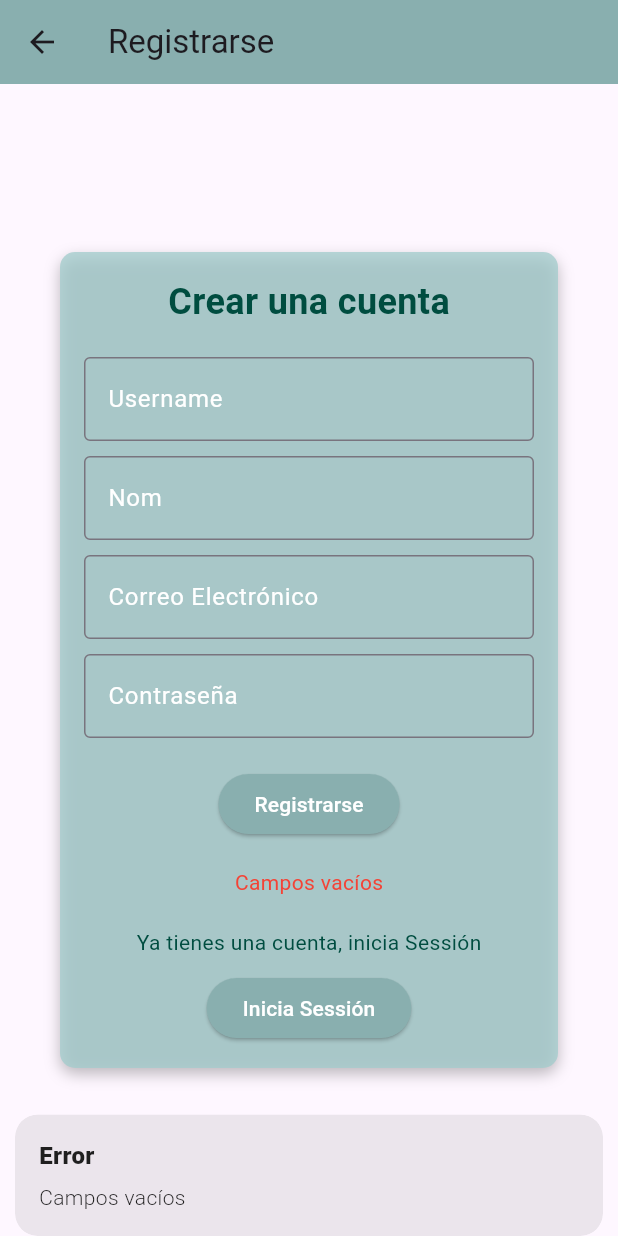
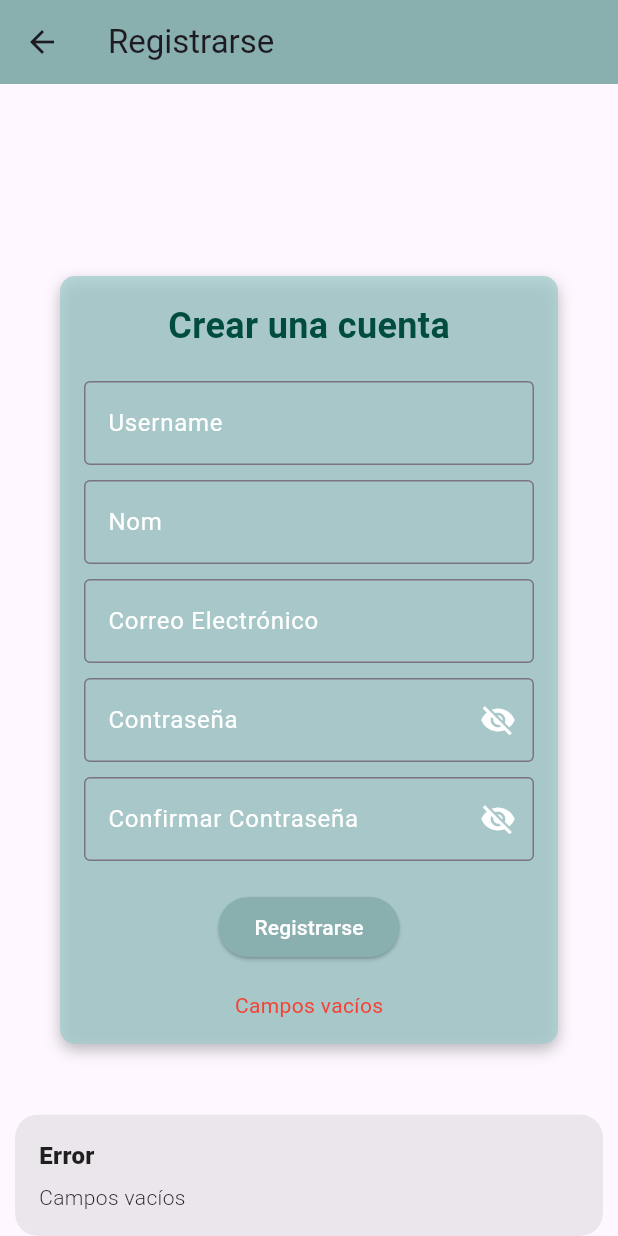
Before and after one commit to mayravm26/Frontend_minimo2, a Flutter app: the RegisterPage screen opened by its route, after a tap on "Registrarse", on a phone screen of 412 x 824 dp. Run offline on Flutter 3.47's test engine with Material 3 defaults, Android fonts, the phone set to English and light mode, and no system bars; our stand-ins replace dio, get.

Commit message:
contrasenyes Login + register

```diff
--- a/lib/controllers/registerController.dart
+++ b/lib/controllers/registerController.dart
@@ -10,6 +10,11 @@ class RegisterController extends GetxController {
   final TextEditingController passwordController = TextEditingController();
   final TextEditingController usernameController = TextEditingController();
   final TextEditingController emailController = TextEditingController();
+  final TextEditingController confirmPasswordController = TextEditingController();
+
+  var isPasswordVisible = false.obs;
+  var isConfirmPasswordVisible = false.obs;
+
 
 
   var isLoading = false.obs;
@@ -17,7 +22,7 @@ class RegisterController extends GetxController {
 
 
 
-  void signUp() async {
+  /*void signUp() async {
     // Validación de campos vacíos
     if (nameController.text.isEmpty || passwordController.text.isEmpty || emailController.text.isEmpty || usernameController.text.isEmpty) {
       errorMessage.value = 'Campos vacíos';
@@ -59,5 +64,65 @@ class RegisterController extends GetxController {
     } finally {
       isLoading.value = false;
     }
+  }*/
+
+    // Toggle password visibility
+  void togglePasswordVisibility() {
+    isPasswordVisible.value = !isPasswordVisible.value;
+  }
+
+  // Toggle confirm password visibility
+  void toggleConfirmPasswordVisibility() {
+    isConfirmPasswordVisible.value = !isConfirmPasswordVisible.value;
+  }
+
+  // Sign up logic
+  void signUp() async {
+    // Handle sign-up logic
+    if (passwordController.text == confirmPasswordController.text) {
+      // Validación de campos vacíos
+    if (nameController.text.isEmpty || passwordController.text.isEmpty || emailController.text.isEmpty || usernameController.text.isEmpty) {
+      errorMessage.value = 'Campos vacíos';
+      Get.snackbar('Error', errorMessage.value, snackPosition: SnackPosition.BOTTOM);
+      return;
+    }
+
+    // Validación de formato de correo electrónico
+    if (!GetUtils.isEmail(emailController.text)) {
+      errorMessage.value = 'Correo electrónico no válido';
+      Get.snackbar('Error', errorMessage.value, snackPosition: SnackPosition.BOTTOM);
+      return;
+    }
+
+    isLoading.value = true;
+
+    try {
+      UserModel newUser = UserModel(
+        username: usernameController.text,
+        name: nameController.text,
+        password: passwordController.text,
+        email: emailController.text,
+        actualUbication: List.empty(),
+        admin: true
+      );
+
+      final response = await userService.createUser(newUser);
+
+      if (response != null && response== 201) {
+        Get.snackbar('Éxito', 'Usuario creado exitosamente');
+        Get.toNamed('/login');
+      } else {
+        errorMessage.value = 'Error: Este E-Mail o Teléfono ya están en uso';
+        Get.snackbar('Error', errorMessage.value, snackPosition: SnackPosition.BOTTOM);
+      }
+    } catch (e) {
+      errorMessage.value = 'Error al registrar usuario';
+      Get.snackbar('Error', errorMessage.value, snackPosition: SnackPosition.BOTTOM);
+    } finally {
+      isLoading.value = false;
+    }
+    } else {
+      errorMessage.value = 'Las contraseñas no coinciden';
+    }
   }
 }
--- a/lib/main.dart
+++ b/lib/main.dart
@@ -21,7 +21,7 @@ class MyApp extends StatelessWidget {
 
     return GetMaterialApp(
       debugShowCheckedModeBanner: false,
-      initialRoute: '/register',
+      initialRoute: '/login',
       getPages: [
         // Ruta de inicio de sesión
         GetPage(
--- a/lib/screen/register.dart
+++ b/lib/screen/register.dart
@@ -82,19 +82,63 @@ class RegisterPage extends StatelessWidget {
                   ),
                 ),
                 const SizedBox(height: 10),
+
+                // Password Field with Visibility Toggle
+                Obx(() {
+                  return TextField(
+                    controller: registerController.passwordController,
+                    cursorColor: Colors.white,
+                    obscureText: !registerController.isPasswordVisible.value,
+                    decoration: InputDecoration(
+                      labelText: 'Contraseña',
+                      labelStyle: TextStyle(color: Colors.white),
+                      focusedBorder: UnderlineInputBorder(
+                        borderSide: BorderSide(color: Colors.white),
+                      ),
+                      border: OutlineInputBorder(),
+                      suffixIcon: IconButton(
+                        icon: Icon(
+                          registerController.isPasswordVisible.value
+                              ? Icons.visibility
+                              : Icons.visibility_off,
+                          color: Colors.white,
+                        ),
+                        onPressed: () {
+                          registerController.togglePasswordVisibility();
+                        },
+                      ),
+                    ),
+                  );
+                }),
+
+                const SizedBox(height: 10),
+
+                // Confirm Password Field
                 TextField(
-                  controller: registerController.passwordController,
+                  controller: registerController.confirmPasswordController,
                   cursorColor: Colors.white,
+                  obscureText: !registerController.isConfirmPasswordVisible.value,
                   decoration: InputDecoration(
-                    labelText: 'Contraseña',
+                    labelText: 'Confirmar Contraseña',
                     labelStyle: TextStyle(color: Colors.white),
                     focusedBorder: UnderlineInputBorder(
                       borderSide: BorderSide(color: Colors.white),
                     ),
                     border: OutlineInputBorder(),
+                    suffixIcon: IconButton(
+                      icon: Icon(
+                        registerController.isConfirmPasswordVisible.value
+                            ? Icons.visibility
+                            : Icons.visibility_off,
+                        color: Colors.white,
+                      ),
+                      onPressed: () {
+                        registerController.toggleConfirmPasswordVisibility();
+                      },
+                    ),
                   ),
-                  obscureText: true,
                 ),
+
                 const SizedBox(height: 20),
                 Obx(() {
                   if (registerController.isLoading.value) {
@@ -124,23 +168,6 @@ class RegisterPage extends StatelessWidget {
                     return Container();
                   }
                 }),
-                const SizedBox(height: 20),
-                Text(
-                  "Ya tienes una cuenta, inicia Sessión",
-                  style: TextStyle(
-                    fontSize: 14,
-                    color: Color(0xFF004D40),
-                  ),
-                ),
-                const SizedBox(height: 10),
-                ElevatedButton(
-                  onPressed: () => Get.toNamed('/login'),
-                  style: ElevatedButton.styleFrom(
-                    backgroundColor: Color(0xFF89AFAF),
-                    foregroundColor: Colors.white,
-                  ),
-                  child: Text('Inicia Sessión'),
-                ),
               ],
             ),
           ),
```
Also changed, not shown: lib/controllers/userController.dart (+7 -0 lines), lib/screen/logIn.dart (+26 -2 lines), 2 other files.
